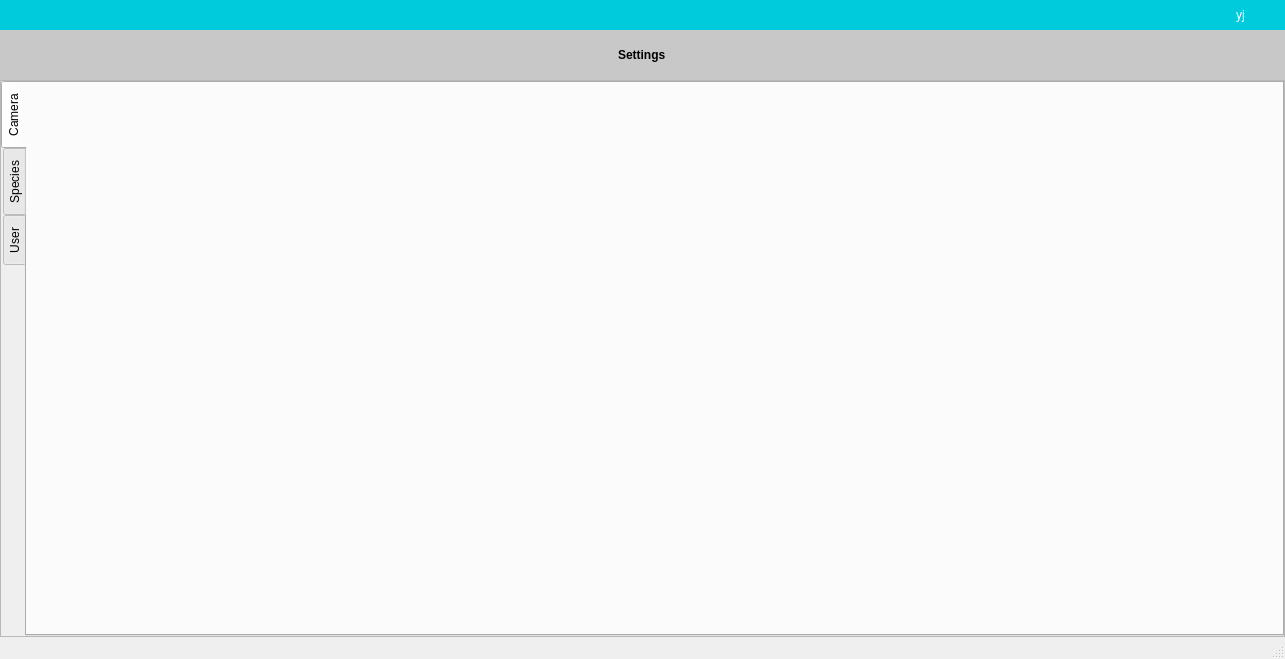
Before: the Qt Designer form gui/design18.ui in y-jenniges/fish_detection, drawn with Qt 5.
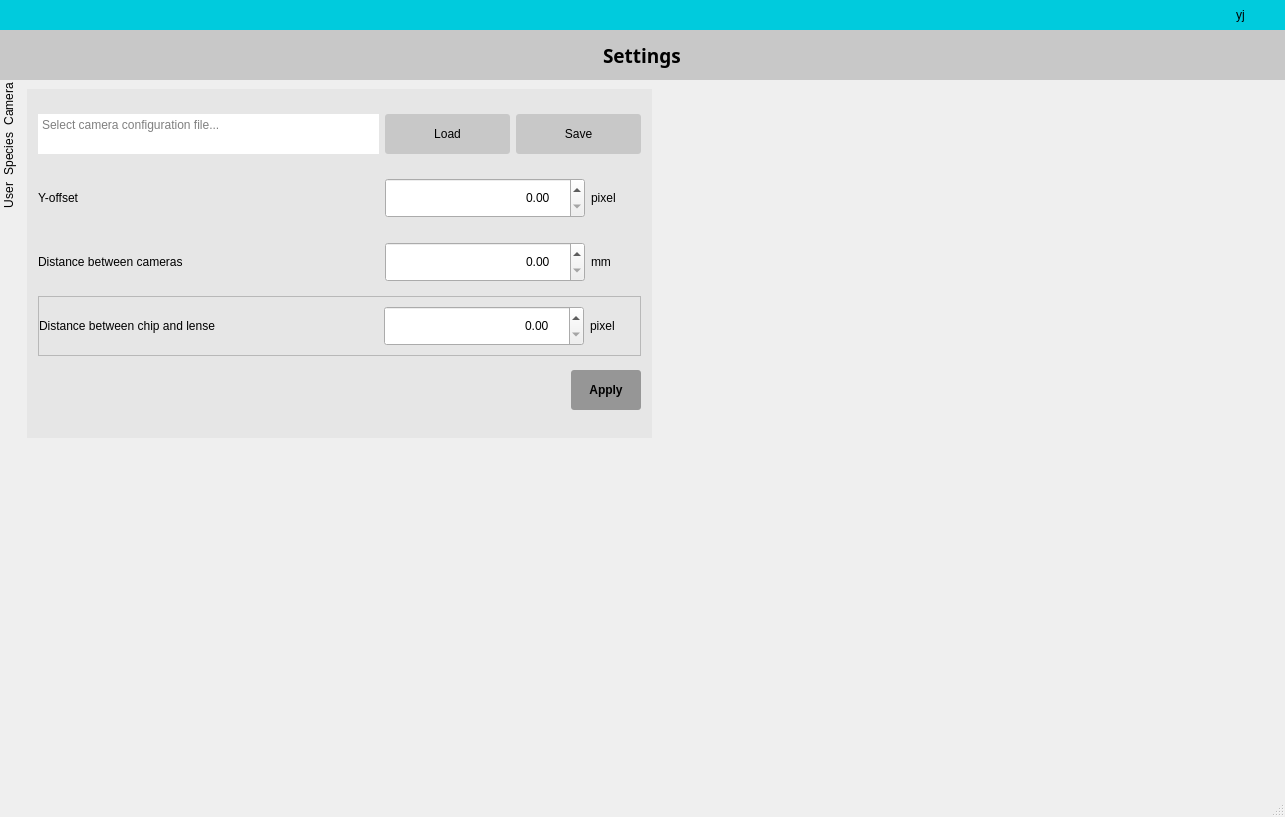
After: the same form once the commit is applied. The open tabs and pages were chosen to show the change. Icons and pictures are not drawn.

Commit message: adding stuff to camera settings

Diff of the .ui file:
```diff
--- a/gui/design18.ui
+++ b/gui/design18.ui
@@ -7,7 +7,7 @@
     <x>0</x>
     <y>0</y>
     <width>1285</width>
-    <height>659</height>
+    <height>817</height>
    </rect>
   </property>
   <property name="sizePolicy">
@@ -190,6 +190,11 @@
 	font: 10pt &quot;Century Gothic&quot;;
 }
 
+#label_settings, #label_data{
+	color:black;
+	font: bold 14pt &quot;Century Gothic&quot;;
+}
+
 #label_imgCount{
 	color:black;
 	font: 10pt &quot;Century Gothic&quot;;
@@ -212,10 +217,7 @@
     <property name="bottomMargin">
      <number>0</number>
     </property>
-    <property name="spacing">
-     <number>0</number>
-    </property>
-    <item row="0" column="0">
+    <item>
      <widget class="QStackedWidget" name="stackedWidget">
       <property name="lineWidth">
        <number>0</number>
@@ -1709,6 +1711,173 @@
        </layout>
       </widget>
       <widget class="QWidget" name="page_settings">
+       <property name="styleSheet">
+        <string notr="true">QTextEdit{
+	font: 12pt &quot;Century Gothic&quot;;
+outline:none;
+border: none; 
+border-width: 0px;
+border-radius: 3px;
+
+}
+
+
+
+
+
+
+QTabWidget{
+	font: 12pt &quot;Century Gothic&quot;;
+}
+
+QTabWidget::pane { /* The tab widget frame */
+   	border:None;
+}
+
+
+/* Style the tab using the tab sub-control. Note that
+    it reads QTabBar _not_ QTabWidget */
+QTabBar::tab {
+    background: qlineargradient(x1: 0, y1: 0, x2: 0, y2: 1,
+                                stop: 0 #E1E1E1, stop: 0.4 #DDDDDD,
+                                stop: 0.5 #D8D8D8, stop: 1.0 #D3D3D3);
+    border: None;
+    min-width: 8ex;
+    padding: 2px;
+	padding-bottom:5px;
+
+}
+
+QTabBar::tab:selected, QTabBar::tab:hover {
+    background: qlineargradient(x1: 0, y1: 0, x2: 0, y2: 1,
+                                stop: 0 #fafafa, stop: 0.4 #f4f4f4,
+                                stop: 0.5 #e7e7e7, stop: 1.0 #fafafa);
+}
+
+QTabBar::tab:selected {
+    border-color: #9B9B9B;
+    border-bottom-color: #C2C7CB; /* same as pane color */
+}
+
+QTabBar::tab:!selected {
+    margin-top:0px; /* make non-selected tabs look smaller */
+}
+
+
+
+#frame_camera_options{background-color:rgb(230, 230, 230);}
+
+
+
+QLabel{
+	color:black;
+}
+
+QPushButton{
+	font: 10pt &quot;Century Gothic&quot;;
+}
+
+#btn_apply_camera{
+	background-color:rgb(150, 150, 150);
+}
+
+#btn_load, #btn_save{
+	background-color:rgb(200, 200, 200);
+}
+
+
+
+
+
+
+
+
+
+
+
+
+
+
+
+
+
+
+
+
+
+
+
+
+
+
+
+
+
+
+
+
+QDoubleSpinBox {
+    padding-right: 15px; /* make room for the arrows */
+    border-image: url(:/images/frame.png) 4;
+    border-width: 3;
+}
+
+QDoubleSpinBox::up-button {
+    subcontrol-origin: border;
+    subcontrol-position: top right; /* position at the top right corner */
+
+    width: 16px; /* 16 + 2*1px border-width = 15px padding + 3px parent border */
+    border-image: url(:/images/spinup.png) 1;
+    border-width: 1px;
+}
+
+QDoubleSpinBox::up-button:hover {
+    border-image: url(:/images/spinup_hover.png) 1;
+}
+
+QDoubleSpinBox::up-button:pressed {
+    border-image: url(:/images/spinup_pressed.png) 1;
+}
+
+QDoubleSpinBox::up-arrow {
+    image: url(:/images/up_arrow.png);
+    width: 7px;
+    height: 7px;
+}
+
+QDoubleSpinBox::up-arrow:disabled, QSpinBox::up-arrow:off { /* off state when value is max */
+   image: url(:/images/up_arrow_disabled.png);
+}
+
+QDoubleSpinBox::down-button {
+    subcontrol-origin: border;
+    subcontrol-position: bottom right; /* position at bottom right corner */
+
+    width: 16px;
+    border-image: url(:/images/spindown.png) 1;
+    border-width: 1px;
+    border-top-width: 0;
+}
+
+QDoubleSpinBox::down-button:hover {
+    border-image: url(:/images/spindown_hover.png) 1;
+}
+
+QSpinBox::down-button:pressed {
+    border-image: url(:/images/spindown_pressed.png) 1;
+}
+
+QDoubleSpinBox::down-arrow {
+    image: url(:/images/down_arrow.png);
+    width: 7px;
+    height: 7px;
+}
+
+QDoubleSpinBox::down-arrow:disabled,
+QDoubleSpinBox::down-arrow:off { /* off state when value in min */
+   image: url(:/images/down_arrow_disabled.png);
+}</string>
+       </property>
        <layout class="QVBoxLayout" name="verticalLayout_4">
         <property name="spacing">
          <number>0</number>
@@ -2016,7 +2185,16 @@
             </spacer>
            </item>
            <item>
-            <widget class="QLabel" name="label">
+            <widget class="QLabel" name="label_settings">
+             <property name="font">
+              <font>
+               <family>Century Gothic</family>
+               <pointsize>14</pointsize>
+               <weight>75</weight>
+               <italic>false</italic>
+               <bold>true</bold>
+              </font>
+             </property>
              <property name="styleSheet">
               <string notr="true">color:black; font: bold;</string>
              </property>
@@ -2097,8 +2275,11 @@
         </item>
         <item>
          <widget class="QFrame" name="frame_settings">
+          <property name="styleSheet">
+           <string notr="true"/>
+          </property>
           <property name="frameShape">
-           <enum>QFrame::StyledPanel</enum>
+           <enum>QFrame::NoFrame</enum>
           </property>
           <property name="frameShadow">
            <enum>QFrame::Raised</enum>
@@ -2121,6 +2302,9 @@
            </property>
            <item>
             <widget class="QTabWidget" name="tabWidget">
+             <property name="styleSheet">
+              <string notr="true"/>
+             </property>
              <property name="tabPosition">
               <enum>QTabWidget::West</enum>
              </property>
@@ -2135,6 +2319,556 @@
               <attribute name="title">
                <string>Camera</string>
               </attribute>
+              <layout class="QGridLayout" name="gridLayout_3">
+               <item row="0" column="0">
+                <widget class="QFrame" name="frame_camera_options">
+                 <property name="styleSheet">
+                  <string notr="true"/>
+                 </property>
+                 <property name="frameShape">
+                  <enum>QFrame::NoFrame</enum>
+                 </property>
+                 <property name="frameShadow">
+                  <enum>QFrame::Raised</enum>
+                 </property>
+                 <layout class="QVBoxLayout" name="verticalLayout_6">
+                  <property name="spacing">
+                   <number>0</number>
+                  </property>
+                  <property name="leftMargin">
+                   <number>11</number>
+                  </property>
+                  <property name="topMargin">
+                   <number>11</number>
+                  </property>
+                  <property name="rightMargin">
+                   <number>11</number>
+                  </property>
+                  <property name="bottomMargin">
+                   <number>11</number>
+                  </property>
+                  <item>
+                   <widget class="QFrame" name="frame_config">
+                    <property name="minimumSize">
+                     <size>
+                      <width>0</width>
+                      <height>50</height>
+                     </size>
+                    </property>
+                    <property name="maximumSize">
+                     <size>
+                      <width>16777215</width>
+                      <height>60</height>
+                     </size>
+                    </property>
+                    <property name="frameShape">
+                     <enum>QFrame::NoFrame</enum>
+                    </property>
+                    <property name="frameShadow">
+                     <enum>QFrame::Raised</enum>
+                    </property>
+                    <layout class="QHBoxLayout" name="horizontalLayout_11">
+                     <property name="leftMargin">
+                      <number>0</number>
+                     </property>
+                     <property name="topMargin">
+                      <number>0</number>
+                     </property>
+                     <property name="rightMargin">
+                      <number>0</number>
+                     </property>
+                     <property name="bottomMargin">
+                      <number>0</number>
+                     </property>
+                     <item>
+                      <widget class="QTextEdit" name="textEdit_config">
+                       <property name="minimumSize">
+                        <size>
+                         <width>0</width>
+                         <height>40</height>
+                        </size>
+                       </property>
+                       <property name="maximumSize">
+                        <size>
+                         <width>16777215</width>
+                         <height>40</height>
+                        </size>
+                       </property>
+                       <property name="toolTip">
+                        <string>Select a camera configruation file usinf the &quot;Load&quot; button on the right</string>
+                       </property>
+                       <property name="frameShape">
+                        <enum>QFrame::NoFrame</enum>
+                       </property>
+                       <property name="verticalScrollBarPolicy">
+                        <enum>Qt::ScrollBarAlwaysOff</enum>
+                       </property>
+                       <property name="readOnly">
+                        <bool>true</bool>
+                       </property>
+                       <property name="html">
+                        <string>&lt;!DOCTYPE HTML PUBLIC &quot;-//W3C//DTD HTML 4.0//EN&quot; &quot;http://www.w3.org/TR/REC-html40/strict.dtd&quot;&gt;
+&lt;html&gt;&lt;head&gt;&lt;meta name=&quot;qrichtext&quot; content=&quot;1&quot; /&gt;&lt;style type=&quot;text/css&quot;&gt;
+p, li { white-space: pre-wrap; }
+&lt;/style&gt;&lt;/head&gt;&lt;body style=&quot; font-family:'Century Gothic'; font-size:12pt; font-weight:400; font-style:normal;&quot;&gt;
+&lt;p style=&quot;-qt-paragraph-type:empty; margin-top:0px; margin-bottom:0px; margin-left:0px; margin-right:0px; -qt-block-indent:0; text-indent:0px;&quot;&gt;&lt;br /&gt;&lt;/p&gt;&lt;/body&gt;&lt;/html&gt;</string>
+                       </property>
+                       <property name="acceptRichText">
+                        <bool>true</bool>
+                       </property>
+                       <property name="placeholderText">
+                        <string>Select camera configuration file...</string>
+                       </property>
+                      </widget>
+                     </item>
+                     <item>
+                      <widget class="QPushButton" name="btn_load">
+                       <property name="minimumSize">
+                        <size>
+                         <width>125</width>
+                         <height>40</height>
+                        </size>
+                       </property>
+                       <property name="maximumSize">
+                        <size>
+                         <width>16777215</width>
+                         <height>40</height>
+                        </size>
+                       </property>
+                       <property name="text">
+                        <string>Load</string>
+                       </property>
+                      </widget>
+                     </item>
+                     <item>
+                      <widget class="QPushButton" name="btn_save">
+                       <property name="minimumSize">
+                        <size>
+                         <width>125</width>
+                         <height>40</height>
+                        </size>
+                       </property>
+                       <property name="maximumSize">
+                        <size>
+                         <width>16777215</width>
+                         <height>40</height>
+                        </size>
+                       </property>
+                       <property name="text">
+                        <string>Save</string>
+                       </property>
+                      </widget>
+                     </item>
+                    </layout>
+                   </widget>
+                  </item>
+                  <item>
+                   <widget class="QFrame" name="frame_offset">
+                    <property name="minimumSize">
+                     <size>
+                      <width>0</width>
+                      <height>30</height>
+                     </size>
+                    </property>
+                    <property name="maximumSize">
+                     <size>
+                      <width>16777215</width>
+                      <height>60</height>
+                     </size>
+                    </property>
+                    <property name="frameShape">
+                     <enum>QFrame::NoFrame</enum>
+                    </property>
+                    <property name="frameShadow">
+                     <enum>QFrame::Raised</enum>
+                    </property>
+                    <layout class="QHBoxLayout" name="horizontalLayout_12">
+                     <property name="leftMargin">
+                      <number>0</number>
+                     </property>
+                     <property name="topMargin">
+                      <number>0</number>
+                     </property>
+                     <property name="rightMargin">
+                      <number>0</number>
+                     </property>
+                     <property name="bottomMargin">
+                      <number>0</number>
+                     </property>
+                     <item>
+                      <widget class="QLabel" name="label_offset">
+                       <property name="text">
+                        <string>Y-offset</string>
+                       </property>
+                      </widget>
+                     </item>
+                     <item>
+                      <spacer name="horizontalSpacer_22">
+                       <property name="orientation">
+                        <enum>Qt::Horizontal</enum>
+                       </property>
+                       <property name="sizeHint" stdset="0">
+                        <size>
+                         <width>40</width>
+                         <height>20</height>
+                        </size>
+                       </property>
+                      </spacer>
+                     </item>
+                     <item>
+                      <widget class="QDoubleSpinBox" name="spinBox_offet">
+                       <property name="sizePolicy">
+                        <sizepolicy hsizetype="Minimum" vsizetype="Preferred">
+                         <horstretch>0</horstretch>
+                         <verstretch>0</verstretch>
+                        </sizepolicy>
+                       </property>
+                       <property name="minimumSize">
+                        <size>
+                         <width>200</width>
+                         <height>40</height>
+                        </size>
+                       </property>
+                       <property name="maximumSize">
+                        <size>
+                         <width>16777215</width>
+                         <height>40</height>
+                        </size>
+                       </property>
+                       <property name="alignment">
+                        <set>Qt::AlignRight|Qt::AlignTrailing|Qt::AlignVCenter</set>
+                       </property>
+                      </widget>
+                     </item>
+                     <item>
+                      <widget class="QLabel" name="label_unit_offset">
+                       <property name="sizePolicy">
+                        <sizepolicy hsizetype="Minimum" vsizetype="Preferred">
+                         <horstretch>0</horstretch>
+                         <verstretch>0</verstretch>
+                        </sizepolicy>
+                       </property>
+                       <property name="minimumSize">
+                        <size>
+                         <width>50</width>
+                         <height>0</height>
+                        </size>
+                       </property>
+                       <property name="maximumSize">
+                        <size>
+                         <width>50</width>
+                         <height>16777215</height>
+                        </size>
+                       </property>
+                       <property name="text">
+                        <string>pixel</string>
+                       </property>
+                      </widget>
+                     </item>
+                    </layout>
+                   </widget>
+                  </item>
+                  <item>
+                   <widget class="QFrame" name="frame_distance_cameras">
+                    <property name="minimumSize">
+                     <size>
+                      <width>0</width>
+                      <height>30</height>
+                     </size>
+                    </property>
+                    <property name="maximumSize">
+                     <size>
+                      <width>16777215</width>
+                      <height>60</height>
+                     </size>
+                    </property>
+                    <property name="frameShape">
+                     <enum>QFrame::NoFrame</enum>
+                    </property>
+                    <property name="frameShadow">
+                     <enum>QFrame::Raised</enum>
+                    </property>
+                    <layout class="QHBoxLayout" name="horizontalLayout_13">
+                     <property name="leftMargin">
+                      <number>0</number>
+                     </property>
+                     <property name="topMargin">
+                      <number>0</number>
+                     </property>
+                     <property name="rightMargin">
+                      <number>0</number>
+                     </property>
+                     <property name="bottomMargin">
+                      <number>0</number>
+                     </property>
+                     <item>
+                      <widget class="QLabel" name="label_distance_cameras">
+                       <property name="text">
+                        <string>Distance between cameras</string>
+                       </property>
+                      </widget>
+                     </item>
+                     <item>
+                      <spacer name="horizontalSpacer_23">
+                       <property name="orientation">
+                        <enum>Qt::Horizontal</enum>
+                       </property>
+                       <property name="sizeHint" stdset="0">
+                        <size>
+                         <width>40</width>
+                         <height>20</height>
+                        </size>
+                       </property>
+                      </spacer>
+                     </item>
+                     <item>
+                      <widget class="QDoubleSpinBox" name="doubleSpinBox_2">
+                       <property name="sizePolicy">
+                        <sizepolicy hsizetype="Minimum" vsizetype="Preferred">
+                         <horstretch>0</horstretch>
+                         <verstretch>0</verstretch>
+                        </sizepolicy>
+                       </property>
+                       <property name="minimumSize">
+                        <size>
+                         <width>200</width>
+                         <height>40</height>
+                        </size>
+                       </property>
+                       <property name="maximumSize">
+                        <size>
+                         <width>16777215</width>
+                         <height>40</height>
+                        </size>
+                       </property>
+                       <property name="alignment">
+                        <set>Qt::AlignRight|Qt::AlignTrailing|Qt::AlignVCenter</set>
+                       </property>
+                      </widget>
+                     </item>
+                     <item>
+                      <widget class="QLabel" name="label_unit_ditance_cameras">
+                       <property name="minimumSize">
+                        <size>
+                         <width>50</width>
+                         <height>0</height>
+                        </size>
+                       </property>
+                       <property name="maximumSize">
+                        <size>
+                         <width>50</width>
+                         <height>16777215</height>
+                        </size>
+                       </property>
+                       <property name="text">
+                        <string>mm</string>
+                       </property>
+                      </widget>
+                     </item>
+                    </layout>
+                   </widget>
+                  </item>
+                  <item>
+                   <widget class="QFrame" name="frame_distance_chip_lense">
+                    <property name="minimumSize">
+                     <size>
+                      <width>0</width>
+                      <height>30</height>
+                     </size>
+                    </property>
+                    <property name="maximumSize">
+                     <size>
+                      <width>16777215</width>
+                      <height>60</height>
+                     </size>
+                    </property>
+                    <property name="frameShape">
+                     <enum>QFrame::StyledPanel</enum>
+                    </property>
+                    <property name="frameShadow">
+                     <enum>QFrame::Raised</enum>
+                    </property>
+                    <layout class="QHBoxLayout" name="horizontalLayout_14">
+                     <property name="leftMargin">
+                      <number>0</number>
+                     </property>
+                     <property name="topMargin">
+                      <number>0</number>
+                     </property>
+                     <property name="rightMargin">
+                      <number>0</number>
+                     </property>
+                     <property name="bottomMargin">
+                      <number>0</number>
+                     </property>
+                     <item>
+                      <widget class="QLabel" name="label_distance_chip_lense">
+                       <property name="text">
+                        <string>Distance between chip and lense</string>
+                       </property>
+                      </widget>
+                     </item>
+                     <item>
+                      <spacer name="horizontalSpacer_24">
+                       <property name="orientation">
+                        <enum>Qt::Horizontal</enum>
+                       </property>
+                       <property name="sizeHint" stdset="0">
+                        <size>
+                         <width>40</width>
+                         <height>20</height>
+                        </size>
+                       </property>
+                      </spacer>
+                     </item>
+                     <item>
+                      <widget class="QDoubleSpinBox" name="spinBox_distance_chip_lense">
+                       <property name="sizePolicy">
+                        <sizepolicy hsizetype="Minimum" vsizetype="Preferred">
+                         <horstretch>0</horstretch>
+                         <verstretch>0</verstretch>
+                        </sizepolicy>
+                       </property>
+                       <property name="minimumSize">
+                        <size>
+                         <width>200</width>
+                         <height>40</height>
+                        </size>
+                       </property>
+                       <property name="maximumSize">
+                        <size>
+                         <width>16777215</width>
+                         <height>40</height>
+                        </size>
+                       </property>
+                       <property name="alignment">
+                        <set>Qt::AlignRight|Qt::AlignTrailing|Qt::AlignVCenter</set>
+                       </property>
+                      </widget>
+                     </item>
+                     <item>
+                      <widget class="QLabel" name="label_unit_chip_lense">
+                       <property name="sizePolicy">
+                        <sizepolicy hsizetype="Expanding" vsizetype="Preferred">
+                         <horstretch>0</horstretch>
+                         <verstretch>0</verstretch>
+                        </sizepolicy>
+                       </property>
+                       <property name="minimumSize">
+                        <size>
+                         <width>50</width>
+                         <height>0</height>
+                        </size>
+                       </property>
+                       <property name="maximumSize">
+                        <size>
+                         <width>50</width>
+                         <height>16777215</height>
+                        </size>
+                       </property>
+                       <property name="text">
+                        <string>pixel</string>
+                       </property>
+                      </widget>
+                     </item>
+                    </layout>
+                   </widget>
+                  </item>
+                  <item>
+                   <widget class="QFrame" name="frame_apply">
+                    <property name="minimumSize">
+                     <size>
+                      <width>0</width>
+                      <height>30</height>
+                     </size>
+                    </property>
+                    <property name="maximumSize">
+                     <size>
+                      <width>16777215</width>
+                      <height>60</height>
+                     </size>
+                    </property>
+                    <property name="frameShape">
+                     <enum>QFrame::NoFrame</enum>
+                    </property>
+                    <property name="frameShadow">
+                     <enum>QFrame::Raised</enum>
+                    </property>
+                    <layout class="QHBoxLayout" name="horizontalLayout_16">
+                     <property name="leftMargin">
+                      <number>0</number>
+                     </property>
+                     <property name="topMargin">
+                      <number>0</number>
+                     </property>
+                     <property name="rightMargin">
+                      <number>0</number>
+                     </property>
+                     <property name="bottomMargin">
+                      <number>0</number>
+                     </property>
+                     <item>
+                      <spacer name="horizontalSpacer_10">
+                       <property name="orientation">
+                        <enum>Qt::Horizontal</enum>
+                       </property>
+                       <property name="sizeHint" stdset="0">
+                        <size>
+                         <width>40</width>
+                         <height>20</height>
+                        </size>
+                       </property>
+                      </spacer>
+                     </item>
+                     <item>
+                      <widget class="QPushButton" name="btn_apply_camera">
+                       <property name="minimumSize">
+                        <size>
+                         <width>70</width>
+                         <height>40</height>
+                        </size>
+                       </property>
+                       <property name="styleSheet">
+                        <string notr="true">font:bold;</string>
+                       </property>
+                       <property name="text">
+                        <string>Apply</string>
+                       </property>
+                      </widget>
+                     </item>
+                    </layout>
+                   </widget>
+                  </item>
+                 </layout>
+                </widget>
+               </item>
+               <item row="0" column="1">
+                <spacer name="horizontalSpacer_17">
+                 <property name="orientation">
+                  <enum>Qt::Horizontal</enum>
+                 </property>
+                 <property name="sizeHint" stdset="0">
+                  <size>
+                   <width>40</width>
+                   <height>20</height>
+                  </size>
+                 </property>
+                </spacer>
+               </item>
+               <item row="1" column="0">
+                <spacer name="verticalSpacer_5">
+                 <property name="orientation">
+                  <enum>Qt::Vertical</enum>
+                 </property>
+                 <property name="sizeHint" stdset="0">
+                  <size>
+                   <width>20</width>
+                   <height>40</height>
+                  </size>
+                 </property>
+                </spacer>
+               </item>
+              </layout>
              </widget>
              <widget class="QWidget" name="tab_species">
               <attribute name="icon">
```
Left out of the diff: 10 changed lines with no effect on the pictures.
